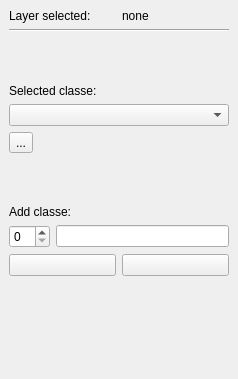
The window that qgis_plugin/frontend/ui/annotation_dockwidget.ui (Romain3Ch216/AL4EO) describes before a commit, drawn with Qt 5.
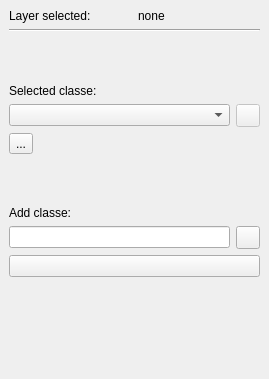
The same window after the commit. Icons and pictures are not drawn. Custom widgets are drawn as their Qt base class.

Diff of the .ui file:
```diff
--- a/qgis_plugin/frontend/ui/annotation_dockwidget.ui
+++ b/qgis_plugin/frontend/ui/annotation_dockwidget.ui
@@ -6,7 +6,7 @@
    <rect>
     <x>0</x>
     <y>0</y>
-    <width>238</width>
+    <width>269</width>
     <height>379</height>
    </rect>
   </property>
@@ -43,9 +43,6 @@
         </property>
        </widget>
       </item>
-      <item row="1" column="1">
-       <widget class="QComboBox" name="comboBox_classe"/>
-      </item>
       <item row="2" column="1">
        <widget class="QToolButton" name="toolButton_annotPointer">
         <property name="text">
@@ -77,53 +74,54 @@
         </property>
        </widget>
       </item>
-      <item row="5" column="1">
-       <layout class="QHBoxLayout" name="horizontalLayout">
-        <item alignment="Qt::AlignTop">
-         <widget class="QPushButton" name="pushButton_add">
-          <property name="text">
-           <string/>
-          </property>
-          <property name="icon">
-           <iconset theme="list-add">
-            <normaloff>.</normaloff>.</iconset>
-          </property>
-         </widget>
-        </item>
-        <item alignment="Qt::AlignTop">
-         <widget class="QPushButton" name="pushButton_remove">
-          <property name="text">
-           <string/>
-          </property>
-          <property name="icon">
-           <iconset theme="list-remove">
-            <normaloff>.</normaloff>.</iconset>
-          </property>
-         </widget>
-        </item>
-       </layout>
-      </item>
-      <item row="6" column="1">
-       <spacer name="verticalSpacer_2">
-        <property name="orientation">
-         <enum>Qt::Vertical</enum>
-        </property>
-        <property name="sizeHint" stdset="0">
-         <size>
-          <width>20</width>
-          <height>40</height>
-         </size>
-        </property>
-       </spacer>
-      </item>
       <item row="4" column="1">
        <layout class="QHBoxLayout" name="horizontalLayout_3">
-        <item>
-         <widget class="QSpinBox" name="spinBox"/>
-        </item>
         <item>
          <widget class="QLineEdit" name="lineEdit"/>
         </item>
+        <item>
+         <widget class="QgsColorButton" name="mColorButton"/>
+        </item>
+       </layout>
+      </item>
+      <item row="6" column="1">
+       <spacer name="verticalSpacer_2">
+        <property name="orientation">
+         <enum>Qt::Vertical</enum>
+        </property>
+        <property name="sizeHint" stdset="0">
+         <size>
+          <width>20</width>
+          <height>40</height>
+         </size>
+        </property>
+       </spacer>
+      </item>
+      <item row="5" column="1">
+       <widget class="QPushButton" name="pushButton_add">
+        <property name="text">
+         <string/>
+        </property>
+        <property name="icon">
+         <iconset theme="list-add"/>
+        </property>
+       </widget>
+      </item>
+      <item row="1" column="1">
+       <layout class="QHBoxLayout" name="horizontalLayout">
+        <item>
+         <widget class="QComboBox" name="comboBox_classe"/>
+        </item>
+        <item>
+         <widget class="QToolButton" name="toolButton_color">
+          <property name="enabled">
+           <bool>false</bool>
+          </property>
+          <property name="text">
+           <string/>
+          </property>
+         </widget>
+        </item>
        </layout>
       </item>
      </layout>
@@ -156,6 +154,13 @@
    </layout>
   </widget>
  </widget>
+ <customwidgets>
+  <customwidget>
+   <class>QgsColorButton</class>
+   <extends>QToolButton</extends>
+   <header>qgscolorbutton.h</header>
+  </customwidget>
+ </customwidgets>
  <resources/>
  <connections/>
 </ui>
```
